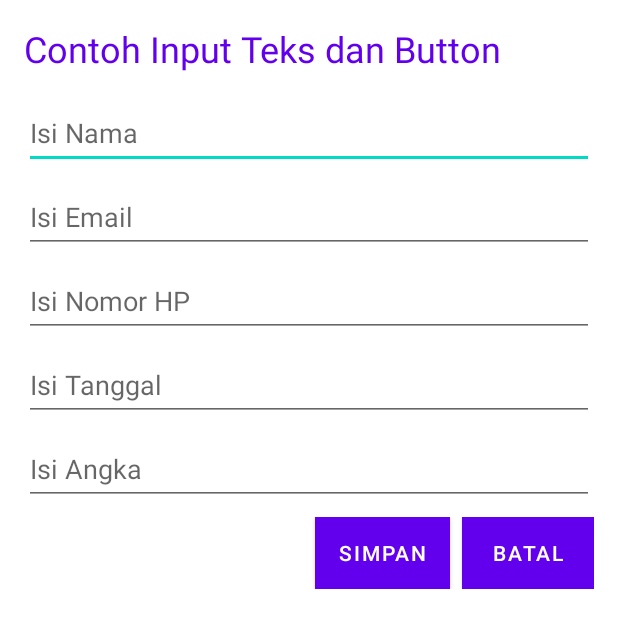
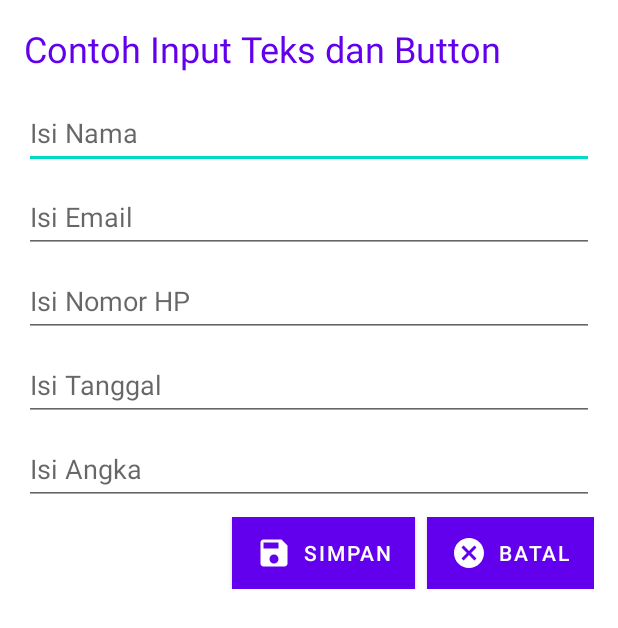
Before and after one commit to aditdwiprakosa/Android5_211_N, an Android app: the MainActivity screen opened directly, with no data from a screen before it, on a phone screen of 412 x 824 dp. Shown: the top 628 px of the screen. Run offline under Robolectric (Android 15) with nearby library versions, the phone set to English and light mode, and no system bars.

Commit message:
Menambahkan drawable icon

```diff
--- /dev/null
+++ b/app/src/main/res/drawable/ic_baseline_cancel_24.xml
@@ -0,0 +1,5 @@
+<vector android:height="24dp" android:tint="#FFFFFF"
+    android:viewportHeight="24" android:viewportWidth="24"
+    android:width="24dp" xmlns:android="http://schemas.android.com/apk/res/android">
+    <path android:fillColor="@android:color/white" android:pathData="M12,2C6.47,2 2,6.47 2,12s4.47,10 10,10 10,-4.47 10,-10S17.53,2 12,2zM17,15.59L15.59,17 12,13.41 8.41,17 7,15.59 10.59,12 7,8.41 8.41,7 12,10.59 15.59,7 17,8.41 13.41,12 17,15.59z"/>
+</vector>
--- /dev/null
+++ b/app/src/main/res/drawable/ic_baseline_save_24.xml
@@ -0,0 +1,5 @@
+<vector android:height="24dp" android:tint="#FFFFFF"
+    android:viewportHeight="24" android:viewportWidth="24"
+    android:width="24dp" xmlns:android="http://schemas.android.com/apk/res/android">
+    <path android:fillColor="@android:color/white" android:pathData="M17,3L5,3c-1.11,0 -2,0.9 -2,2v14c0,1.1 0.89,2 2,2h14c1.1,0 2,-0.9 2,-2L21,7l-4,-4zM12,19c-1.66,0 -3,-1.34 -3,-3s1.34,-3 3,-3 3,1.34 3,3 -1.34,3 -3,3zM15,9L5,9L5,5h10v4z"/>
+</vector>
--- a/app/src/main/res/layout/activity_main.xml
+++ b/app/src/main/res/layout/activity_main.xml
@@ -85,6 +85,7 @@
             android:text="@string/simpan"
             android:background="@color/success"
             android:layout_marginEnd="8dp"
+            android:drawableLeft="@drawable/ic_baseline_save_24"
             />
 
         <Button
@@ -93,6 +94,7 @@
             android:layout_height="wrap_content"
             android:text="@string/batal"
             android:background="@color/danger"
+            android:drawableLeft="@drawable/ic_baseline_cancel_24"
             />
 
     </LinearLayout>
```
